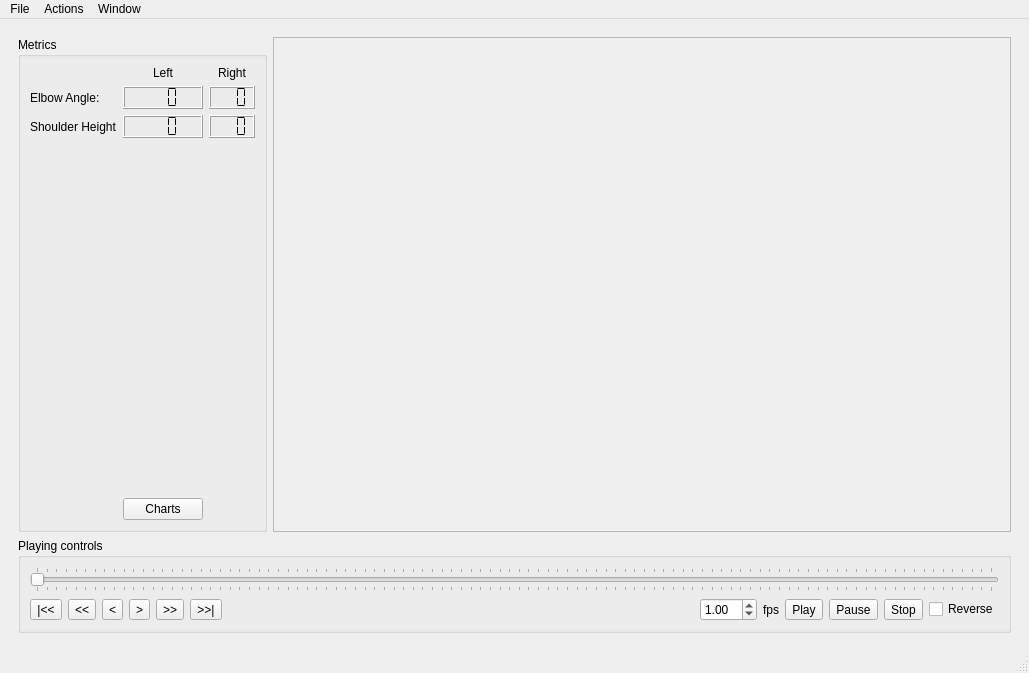
robocomp/robotherapy, file components/therapyAnalysis/src/mainUI.ui: the form before one commit.
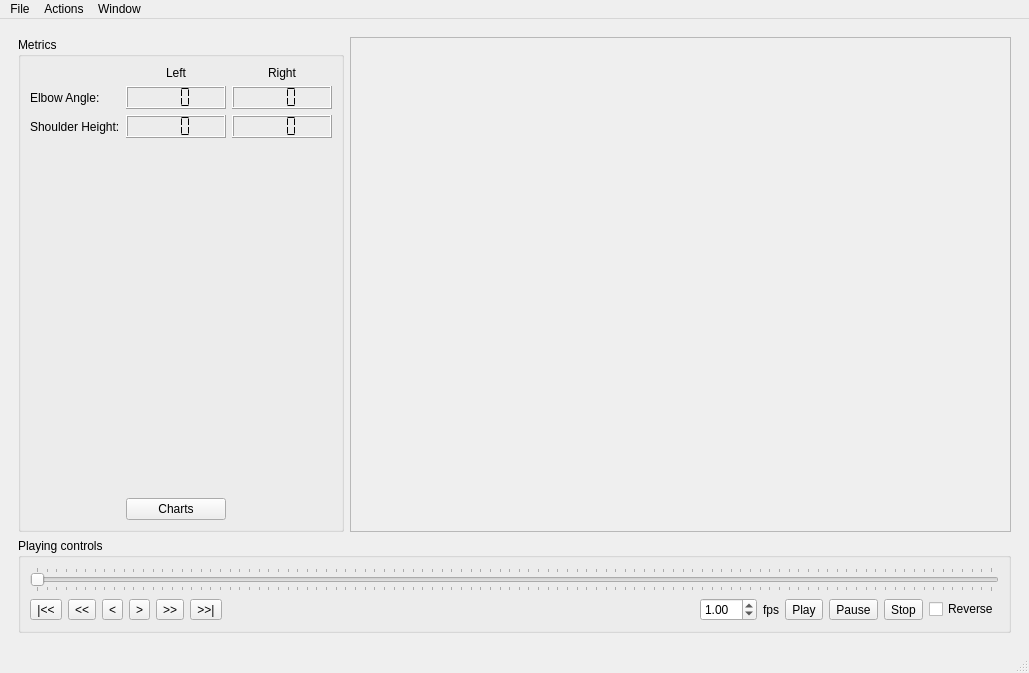
The form after the commit.

The edit to the form file:
```diff
--- a/components/therapyAnalysis/src/mainUI.ui
+++ b/components/therapyAnalysis/src/mainUI.ui
@@ -32,6 +32,18 @@
             <layout class="QGridLayout" name="gridLayout">
              <item row="1" column="1">
               <widget class="QLCDNumber" name="angle1_lcd">
+               <property name="minimumSize">
+                <size>
+                 <width>100</width>
+                 <height>0</height>
+                </size>
+               </property>
+               <property name="maximumSize">
+                <size>
+                 <width>100</width>
+                 <height>16777215</height>
+                </size>
+               </property>
                <property name="smallDecimalPoint">
                 <bool>false</bool>
                </property>
@@ -85,6 +97,18 @@
              </item>
              <item row="2" column="2">
               <widget class="QLCDNumber" name="height2_lcd">
+               <property name="minimumSize">
+                <size>
+                 <width>100</width>
+                 <height>0</height>
+                </size>
+               </property>
+               <property name="maximumSize">
+                <size>
+                 <width>100</width>
+                 <height>16777215</height>
+                </size>
+               </property>
                <property name="smallDecimalPoint">
                 <bool>false</bool>
                </property>
@@ -99,12 +123,24 @@
              <item row="2" column="0">
               <widget class="QLabel" name="metric2_label">
                <property name="text">
-                <string>Shoulder Height</string>
+                <string>Shoulder Height:</string>
                </property>
               </widget>
              </item>
              <item row="2" column="1">
               <widget class="QLCDNumber" name="height1_lcd">
+               <property name="minimumSize">
+                <size>
+                 <width>100</width>
+                 <height>0</height>
+                </size>
+               </property>
+               <property name="maximumSize">
+                <size>
+                 <width>100</width>
+                 <height>16777215</height>
+                </size>
+               </property>
                <property name="smallDecimalPoint">
                 <bool>false</bool>
                </property>
```
Left out of the diff: 2 changed lines with no effect on the pictures.
